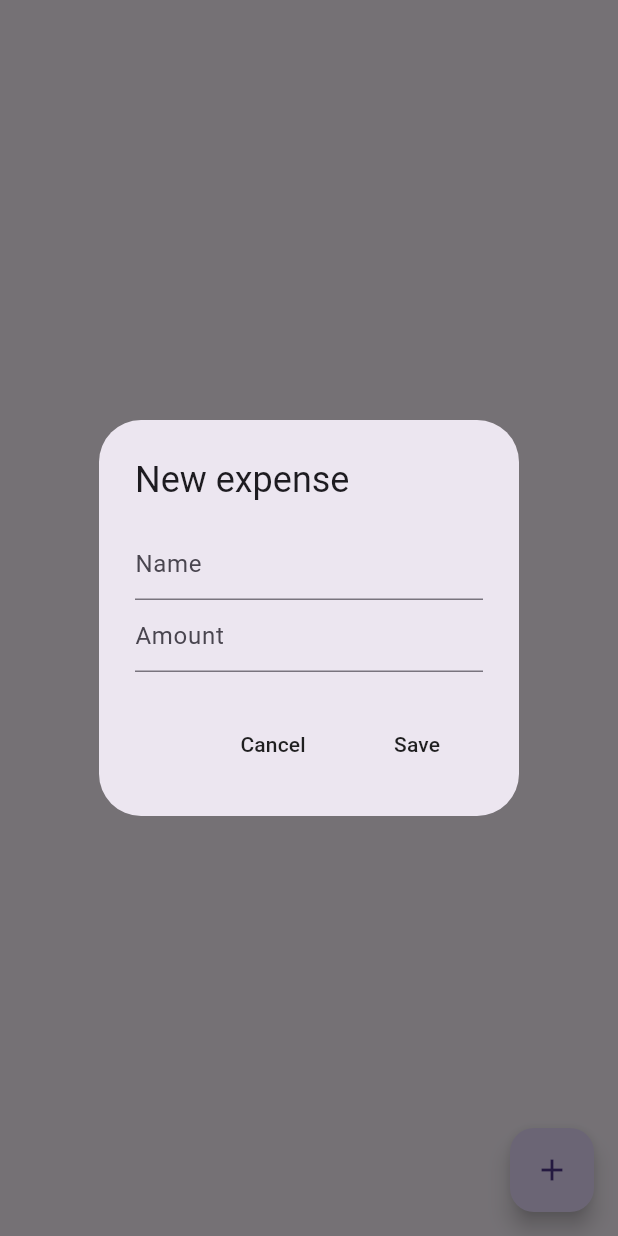
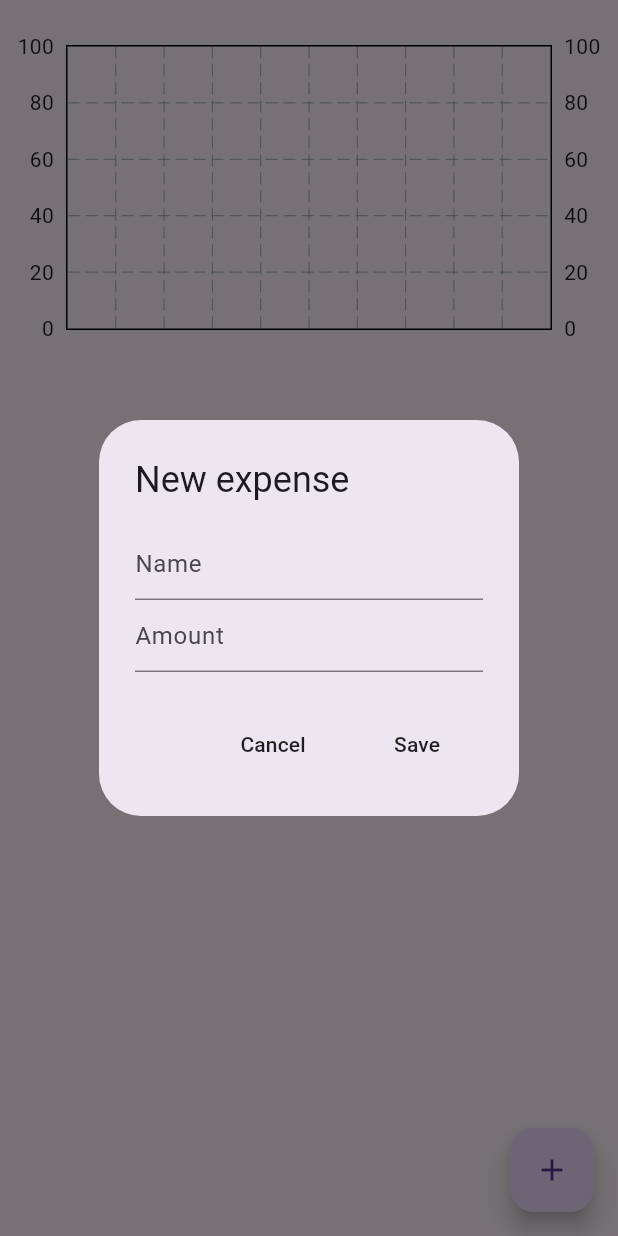
Before and after one commit to thales-vicente/expense-tracker, a Flutter app: the screen it shows after launch, after a tap on the "add" icon, on a phone screen of 412 x 824 dp. Run offline on Flutter 3.47's test engine with Material 3 defaults, Android fonts, the phone set to English and light mode, and no system bars; drawn by our look-alikes of fl_chart; our stand-ins replace flutter_slidable, isar; accounts and stored records are empty; generated files the repository leaves out were written again.

Commit message:
bar graph to visualize monthly expense totals on the home page.

```diff
--- /dev/null
+++ b/lib/bar graph/bar_graph.dart
@@ -0,0 +1,43 @@
+import 'package:expense_tracker/bar%20graph/individual_bar.dart';
+import 'package:fl_chart/fl_chart.dart';
+import 'package:flutter/material.dart';
+
+class MyBarGraph extends StatefulWidget {
+  final List<double> monthlySummary; // [25, 500, 120..]
+  final int startMonth; // 0 JAN, 1 FEB, 2 MAR ..
+
+  const MyBarGraph({
+    super.key,
+    required this.monthlySummary,
+    required this.startMonth,
+  });
+
+  @override
+  State<MyBarGraph> createState() => _MyBarGraphState();
+}
+
+class _MyBarGraphState extends State<MyBarGraph> {
+  // TODO this list will hold the data for each bar
+  List<IndividualBar> barData = [];
+
+  // TODO initialize bar data - user our monthly summary to create a list of bars
+  void initializeBarData(){
+    barData = List.generate(
+        widget.monthlySummary.length,
+        (index) => IndividualBar(
+          x: index,
+          y: widget.monthlySummary[index],
+        )
+    );
+  }
+
+  @override
+  Widget build(BuildContext context) {
+    return BarChart(
+      BarChartData(
+        minY: 0,
+        maxY: 100,
+      )
+    );
+  }
+}
--- a/lib/database/expense_database.dart
+++ b/lib/database/expense_database.dart
@@ -75,4 +75,59 @@ class ExpenseDatabase extends ChangeNotifier{
     // TODO re-read from db
     await readExpenses();
   }
+
+  /*
+
+  H E L P E R
+
+   */
+
+  // TODO calculate total expenses for each month
+  Future<Map<int, double>> calculateMonthlyTotals() async {
+    // TODO ensure the expenses are read from the db
+    await readExpenses();
+
+    // TODO create a map to keep track of total expenses per month
+    Map<int, double> monthlyTotals = {};
+
+    // TODO iterate over all expenses
+    for (var expense in _allExpenses){
+      // TODO extract the month from the date of the expense
+      int month = expense.date.month;
+
+      // TODO if the month is not yet in the map, initialize to 0
+      if (!monthlyTotals.containsKey(month)) {
+        monthlyTotals[month] = 0;
+      }
+
+      // TODO add the expense amount to the total for the month
+      monthlyTotals[month] = monthlyTotals[month] ! + expense.amount;
+    }
+
+    return monthlyTotals;
+  }
+
+  // TODO get start month
+  int getStartMonth() {
+    if(_allExpenses.isEmpty){
+      return DateTime.now().month; // default to current month is no expenses are recorded
+    }
+
+    // TODO sort expenses by date to find the earliest
+    _allExpenses.sort((a, b) => a.date.compareTo(b.date),
+    );
+    return _allExpenses.first.date.month;
+  }
+
+  // TODO get start year
+  int getStartYear() {
+    if(_allExpenses.isEmpty){
+      return DateTime.now().year; // default to current year is no expenses are recorded
+    }
+
+    // TODO sort expenses by date to find the earliest
+    _allExpenses.sort((a, b) => a.date.compareTo(b.date),
+    );
+    return _allExpenses.first.date.year;
+  }
 }
--- a/lib/helper/helper_functions.dart
+++ b/lib/helper/helper_functions.dart
@@ -5,13 +5,24 @@ These are some helpful functions used across the app
 // TODO convert string to a double
 import 'package:intl/intl.dart';
 
-double convertStringToDouble(String string){
+double convertStringToDouble(String string) {
   double? amount = double.tryParse(string);
   return amount ?? 0;
 }
 
 // TODO format double into dollars & cents
 String formatAmount(double amount) {
-  final format = NumberFormat.currency(locale: "en_US", symbol: "\$", decimalDigits: 2);
+  final format = NumberFormat.currency(
+    locale: "en_US",
+    symbol: "\$",
+    decimalDigits: 2,
+  );
   return format.format(amount);
 }
+
+// TODO calculate the number of months since the first start month
+int calculateMonthCount(int startYear, startMonth, currentYear, currentMonth) {
+  int monthCount =
+      (currentYear - startYear) * 12 + currentMonth - startMonth + 1;
+  return monthCount;
+}
--- a/lib/pages/home_page.dart
+++ b/lib/pages/home_page.dart
@@ -1,3 +1,4 @@
+import 'package:expense_tracker/bar%20graph/bar_graph.dart';
 import 'package:expense_tracker/components/my_list_title.dart';
 import 'package:expense_tracker/database/expense_database.dart';
 import 'package:expense_tracker/helper/helper_functions.dart';
@@ -17,10 +18,27 @@ class _HomePageState extends State<HomePage> {
   TextEditingController nameController = TextEditingController();
   TextEditingController amountController = TextEditingController();
 
+  // TODO futures to load graph data
+  Future<Map<int, double>>? _monthlyTotalsFuture;
+
   @override
   void initState() {
+    // TODO read db on initial startup
     Provider.of<ExpenseDatabase>(context, listen: false).readExpenses();
+
+    // TODO load futures
+    refreshGraphData();
+
     super.initState();
+  }
+
+  // TODO refresh graph data
+  void refreshGraphData() {
+    _monthlyTotalsFuture =
+        Provider.of<ExpenseDatabase>(
+          context,
+          listen: false,
+        ).calculateMonthlyTotals();
   }
 
   // TODO void open new expense box
@@ -116,13 +134,65 @@ class _HomePageState extends State<HomePage> {
   @override
   Widget build(BuildContext context) {
     return Consumer<ExpenseDatabase>(
-      builder:
-          (context, value, child) => Scaffold(
+      builder: (context, value, child) {
+        // TODO get dates
+        int startMonth = value.getStartMonth();
+        int startYear = value.getStartYear();
+        int currentMonth = DateTime.now().month;
+        int currentYear = DateTime.now().year;
+
+        // TODO calculate the number of months since the first month
+        int monthCount = calculateMonthCount(
+          startYear,
+          startMonth,
+          currentYear,
+          currentMonth,
+        );
+
+        // TODO only display the expenses for the current month
+
+        // TODO return ui
+        return Scaffold(
           floatingActionButton: FloatingActionButton(
             onPressed: openNewExpenseBox,
             child: const Icon(Icons.add),
           ),
-            body: ListView.builder(
+          body: SafeArea(
+            child: Column(
+              children: [
+                // TODO graph ui
+                SizedBox(
+                  height: 250,
+                  child: FutureBuilder(
+                    future: _monthlyTotalsFuture,
+                    builder: (context, snapshot) {
+                      // TODO data is loaded
+                      if (snapshot.connectionState == ConnectionState.done) {
+                        final monthlyTotals = snapshot.data ?? {};
+
+                        // TODO create the list of monthly summary
+                        List<double> monthlySummary = List.generate(
+                          monthCount,
+                          (index) => monthlyTotals[startMonth + index] ?? 0.0,
+                        );
+                        return MyBarGraph(
+                          monthlySummary: monthlySummary,
+                          startMonth: startMonth,
+                        );
+                      }
+
+                      // TODO loading..
+                      else {
+                        return const Center(
+                          child: Text("Loading.."),
+                        );
+                      }
+                    },
+                  ),
+                ),
+                // TODO expense list UI
+                Expanded(
+                  child: ListView.builder(
                     itemCount: value.allExpense.length,
                     itemBuilder: (context, index) {
                       // TODO get individual expense
@@ -132,12 +202,19 @@ class _HomePageState extends State<HomePage> {
                       return MyListTitle(
                         title: individualExpense.name,
                         trailing: formatAmount(individualExpense.amount),
-                  onEditPressed: (context) => openEditBox(individualExpense),
-                  onDeletePressed: (context) => openDeleteBox(individualExpense),
+                        onEditPressed:
+                            (context) => openEditBox(individualExpense),
+                        onDeletePressed:
+                            (context) => openDeleteBox(individualExpense),
                       );
                     },
                   ),
                 ),
+              ],
+            ),
+          ),
+        );
+      },
     );
   }
 
--- a/pubspec.yaml
+++ b/pubspec.yaml
@@ -39,6 +39,7 @@ dependencies:
   provider: ^6.1.5
   intl: ^0.20.2
   flutter_slidable: ^4.0.0
+  fl_chart: ^1.0.0
 
 dev_dependencies:
   flutter_test:
```
Also changed, not shown: pubspec.lock. Lines whose indentation alone changed are shown as unchanged.
